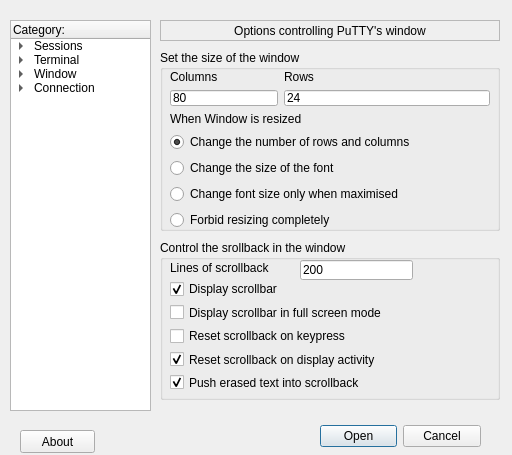
First picture: the form in GuiSettingsWindow.ui, repository rajendrant/qutty, before the edit.
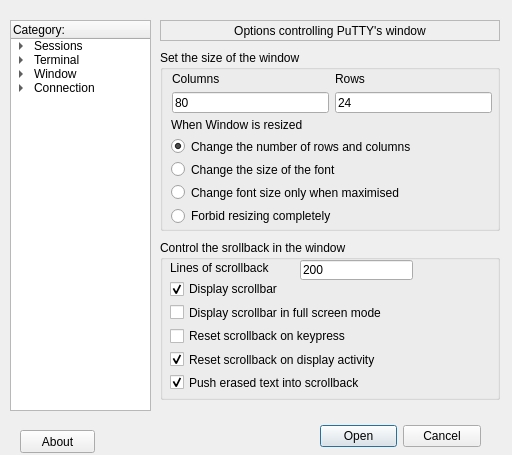
Second picture: the form after the edit. The open tabs and pages were chosen to show the change.

Commit message: ui issues fix + add app icon

What changed in the file:
```diff
--- a/GuiSettingsWindow.ui
+++ b/GuiSettingsWindow.ui
@@ -1741,45 +1741,13 @@
      <widget class="QWidget" name="">
       <property name="geometry">
        <rect>
-        <x>10</x>
-        <y>20</y>
+        <x>11</x>
+        <y>68</y>
         <width>320</width>
-        <height>160</height>
+        <height>107</height>
        </rect>
       </property>
       <layout class="QVBoxLayout" name="verticalLayout_5">
-       <item>
-        <layout class="QFormLayout" name="formLayout_3">
-         <item row="0" column="0">
-          <widget class="QLabel" name="label_34">
-           <property name="text">
-            <string>Columns</string>
-           </property>
-          </widget>
-         </item>
-         <item row="0" column="1">
-          <widget class="QLabel" name="label_35">
-           <property name="text">
-            <string>Rows</string>
-           </property>
-          </widget>
-         </item>
-         <item row="1" column="0">
-          <widget class="QLineEdit" name="le_window_column">
-           <property name="text">
-            <string>80</string>
-           </property>
-          </widget>
-         </item>
-         <item row="1" column="1">
-          <widget class="QLineEdit" name="le_window_row">
-           <property name="text">
-            <string>24</string>
-           </property>
-          </widget>
-         </item>
-        </layout>
-       </item>
        <item>
         <widget class="QLabel" name="label_36">
          <property name="text">
@@ -1832,6 +1800,46 @@
        </item>
       </layout>
      </widget>
+     <widget class="QWidget" name="">
+      <property name="geometry">
+       <rect>
+        <x>12</x>
+        <y>22</y>
+        <width>320</width>
+        <height>41</height>
+       </rect>
+      </property>
+      <layout class="QGridLayout" name="gridLayout_8">
+       <item row="0" column="0">
+        <widget class="QLabel" name="label_34">
+         <property name="text">
+          <string>Columns</string>
+         </property>
+        </widget>
+       </item>
+       <item row="0" column="1">
+        <widget class="QLabel" name="label_35">
+         <property name="text">
+          <string>Rows</string>
+         </property>
+        </widget>
+       </item>
+       <item row="1" column="0">
+        <widget class="QLineEdit" name="le_window_column">
+         <property name="text">
+          <string>80</string>
+         </property>
+        </widget>
+       </item>
+       <item row="1" column="1">
+        <widget class="QLineEdit" name="le_window_row">
+         <property name="text">
+          <string>24</string>
+         </property>
+        </widget>
+       </item>
+      </layout>
+     </widget>
     </widget>
     <widget class="QGroupBox" name="groupBox_16">
      <property name="geometry">
```
Left out of the diff: 40 changed lines with no effect on the pictures. The commit also changes 3 other files.
